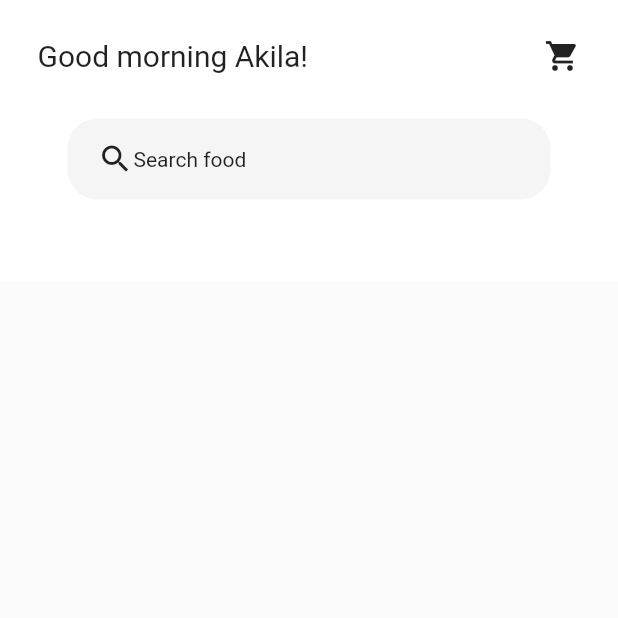
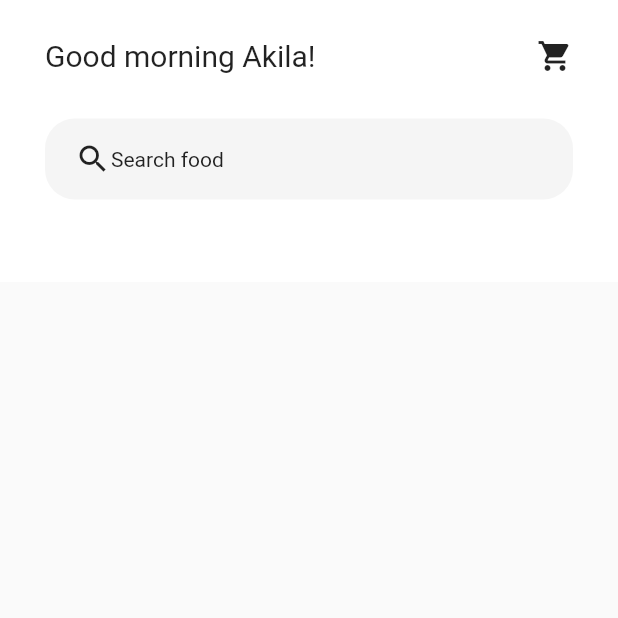
Before and after one commit to michaelbelete/flut-ui, a Flutter app: the screen it shows after launch, on a phone screen of 412 x 824 dp, the top half of it. Run offline on Flutter 3.47's test engine with Material 2 defaults, Android fonts, the phone set to English and light mode, and no system bars.

```diff
--- a/lib/screens/home/home.dart
+++ b/lib/screens/home/home.dart
@@ -5,7 +5,7 @@ class Home extends StatelessWidget {
   Widget build(BuildContext context) {
     return Container(
         color: Colors.white,
-        padding: EdgeInsets.symmetric(horizontal: 25, vertical: 25),
+        padding: EdgeInsets.symmetric(horizontal: 30, vertical: 25),
         child: SingleChildScrollView(
             child: Column(
           children: [
@@ -22,7 +22,9 @@ class Home extends StatelessWidget {
             //search bar
             Container(
               padding: EdgeInsets.symmetric(horizontal: 20, vertical: 15),
-              margin: EdgeInsets.symmetric(vertical: 30, horizontal: 20),
+              margin: EdgeInsets.symmetric(
+                vertical: 30,
+              ),
               decoration: BoxDecoration(color: Colors.grey[100], borderRadius: BorderRadius.circular(20)),
               child: Row(
                 mainAxisAlignment: MainAxisAlignment.start,
```
